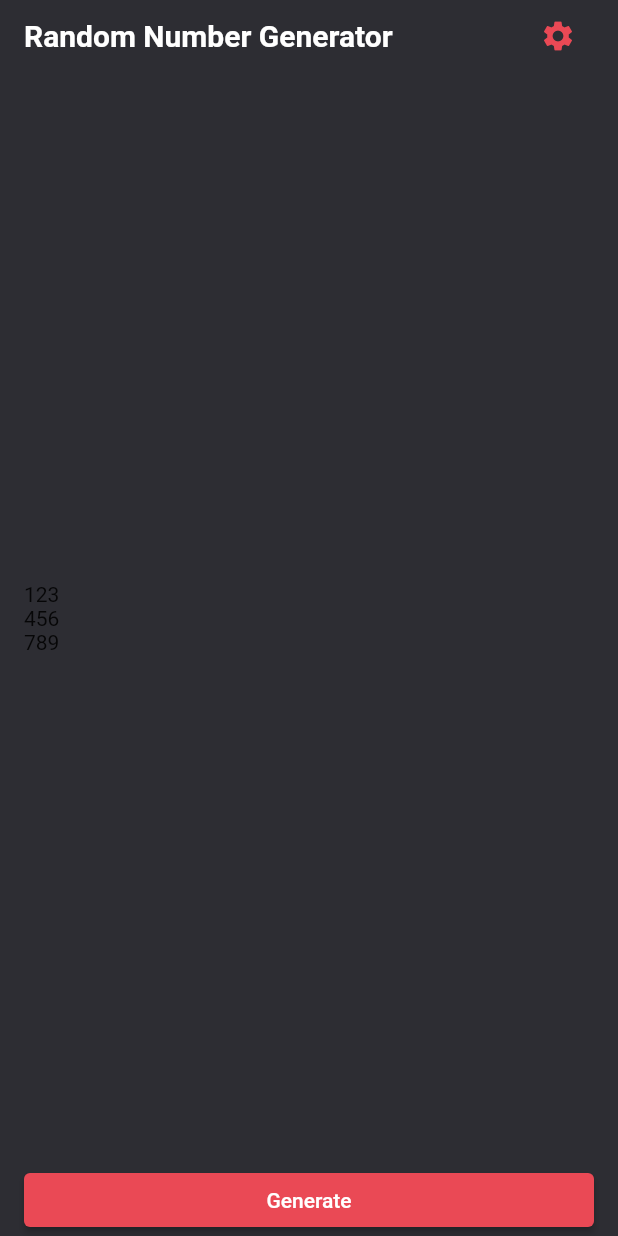
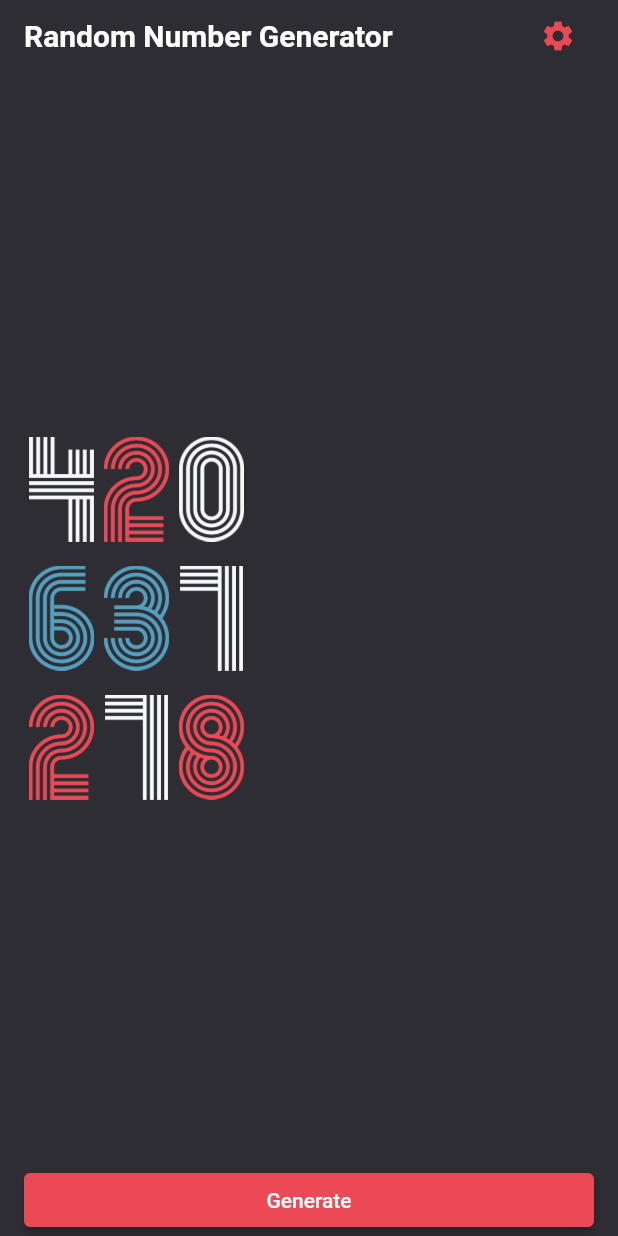
Before and after one commit to geonwoo-jeong/flutter_practice_random_number_generator, a Flutter app: the screen it shows after launch, after a tap on "Generate", on a phone screen of 412 x 824 dp. Run offline on Flutter 3.47's test engine with Material 2 defaults, Android fonts, the phone set to English and light mode, and no system bars.

Commit message:
add generate random number

```diff
--- a/lib/screens/home_screen.dart
+++ b/lib/screens/home_screen.dart
@@ -1,3 +1,5 @@
+import 'dart:math';
+
 import 'package:flutter/material.dart';
 import 'package:random_number_generator/constants/colors.dart';
 
@@ -9,6 +11,8 @@ class HomeScreen extends StatefulWidget {
 }
 
 class _HomeScreenState extends State<HomeScreen> {
+  List<int> randomNumbers = [123, 456, 789];
+
   @override
   Widget build(BuildContext context) {
     return Scaffold(
@@ -31,7 +35,7 @@ class _HomeScreenState extends State<HomeScreen> {
                   ),
                   IconButton(
                       onPressed: () {},
-                      icon: Icon(
+                      icon: const Icon(
                         Icons.settings,
                         color: RED_COLOR,
                       ))
@@ -39,15 +43,44 @@ class _HomeScreenState extends State<HomeScreen> {
               ),
               Expanded(
                   child: Column(
-                mainAxisAlignment: MainAxisAlignment.center,
-                children: [Text('123'), Text('456'), Text('789')],
-              )),
+                      mainAxisAlignment: MainAxisAlignment.center,
+                      children: randomNumbers
+                          .asMap()
+                          .entries
+                          .map((x) => Padding(
+                                padding: EdgeInsets.only(
+                                    bottom: x.key == 2 ? 0 : 16.0),
+                                child: Row(
+                                  children: x.value
+                                      .toString()
+                                      .split('')
+                                      .map((y) => Image.asset(
+                                          'assets/images/$y.png',
+                                          height: 70.0,
+                                          width: 50.0))
+                                      .toList(),
+                                ),
+                              ))
+                          .toList())),
               SizedBox(
                 width: double.infinity,
                 child: ElevatedButton(
                     style: ElevatedButton.styleFrom(primary: RED_COLOR),
-                    onPressed: () {},
-                    child: Text('Generate')),
+                    onPressed: () {
+                      final rand = Random();
+                      final Set<int> newNumbers = {};
+
+                      while(newNumbers.length != 3) {
+                        final number = rand.nextInt(1000);
+
+                        newNumbers.add(number);
+                      }
+
+                      setState(() {
+                        randomNumbers = newNumbers.toList();
+                      });
+                    },
+                    child: const Text('Generate')),
               )
             ],
           ),
```
